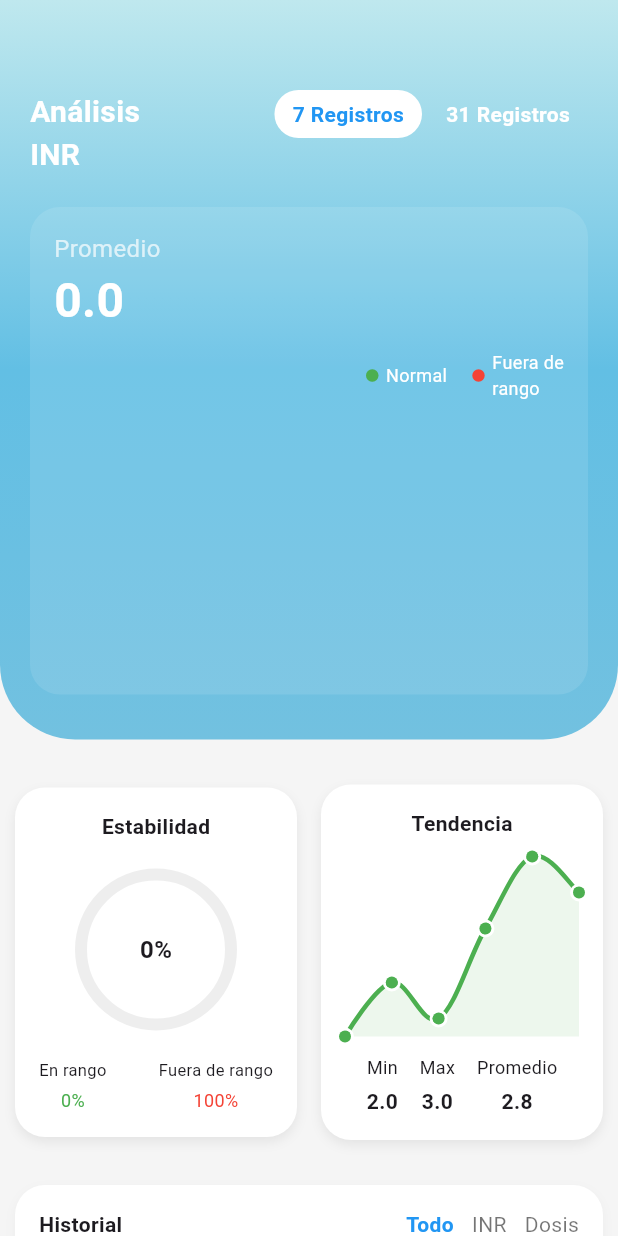
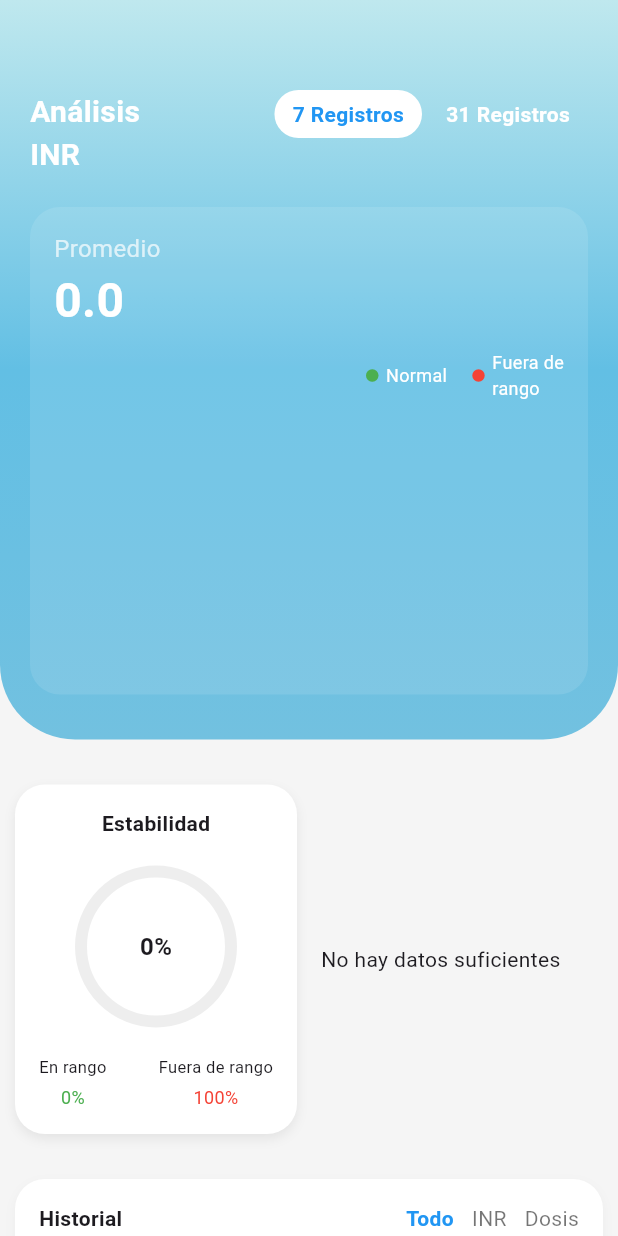
Before and after one commit to FabRangel/INRight, a Flutter app: the Page1 screen opened directly, on a phone screen of 412 x 824 dp. Run offline on Flutter 3.47's test engine with Material 3 defaults, Android fonts, the phone set to English and light mode, and no system bars; drawn by our look-alikes of fl_chart; our stand-ins replace animated_notch_bottom_bar, awesome_snackbar_content, cloud_firestore, firebase_auth, firebase_core, flutter_local_notifications and 1 more; accounts and stored records are empty.

Commit message:
Feat: tendencia Card

```diff
--- a/lib/features/home/presentation/pages/page1.dart
+++ b/lib/features/home/presentation/pages/page1.dart
@@ -74,11 +74,17 @@ class _Page1State extends State<Page1> {
     final inrProvider = Provider.of<InrProvider>(context);
     final configProvider = Provider.of<MedicationConfigProvider>(context);
     final inrRange = configProvider.inrRange;
-
     final estabilidad = calcularEstabilidadDesdeDatos(
       inrProvider.inrFiltrado,
       inrRange,
     );
+    final valores =
+        inrProvider.inrFiltrado
+            .map((e) => e['value'])
+            .where((v) => v != null)
+            .map((v) => (v as num).toDouble())
+            .toList();
+
     return Scaffold(
       backgroundColor: const Color(0xFFF5F5F5),
       body: Column(
@@ -331,7 +337,7 @@ class _Page1State extends State<Page1> {
                         child: BuildEstabilidadCard(estabilidad: estabilidad),
                       ),
                       const SizedBox(width: 16),
-                      Expanded(child: buildTendenciaCard()),
+                      Expanded(child: BuildTendenciaCard(valoresInr: valores)),
                     ],
                   ),
                   const SizedBox(height: 30),
--- a/lib/features/home/presentation/widgets/buildTendenciaCard.dart
+++ b/lib/features/home/presentation/widgets/buildTendenciaCard.dart
@@ -2,11 +2,26 @@ import 'package:flutter/material.dart';
 import 'package:inright/features/home/presentation/widgets/tendenciaData.dart';
 import 'package:fl_chart/fl_chart.dart';
 
-class buildTendenciaCard extends StatelessWidget {
-  const buildTendenciaCard({super.key});
+class BuildTendenciaCard extends StatelessWidget {
+  final List<double> valoresInr;
+
+  const BuildTendenciaCard({super.key, required this.valoresInr});
 
   @override
   Widget build(BuildContext context) {
+    if (valoresInr.isEmpty) {
+      return const Text("No hay datos suficientes");
+    }
+
+    final min = valoresInr.reduce((a, b) => a < b ? a : b);
+    final max = valoresInr.reduce((a, b) => a > b ? a : b);
+    final avg = valoresInr.reduce((a, b) => a + b) / valoresInr.length;
+
+    final spots = List.generate(
+      valoresInr.length,
+      (index) => FlSpot(index.toDouble(), valoresInr[index]),
+    );
+
     return Container(
       padding: const EdgeInsets.all(16),
       decoration: BoxDecoration(
@@ -29,7 +44,6 @@ class buildTendenciaCard extends StatelessWidget {
           ),
           const SizedBox(height: 12),
 
-          // Simulación de gráfico
           SizedBox(
             height: 120,
             child: LineChart(
@@ -57,14 +71,7 @@ class buildTendenciaCard extends StatelessWidget {
                       show: true,
                       color: Colors.green.withOpacity(0.1),
                     ),
-                    spots: [
-                      FlSpot(0, 2.0),
-                      FlSpot(1, 2.3),
-                      FlSpot(2, 2.1),
-                      FlSpot(3, 2.6),
-                      FlSpot(4, 3.0),
-                      FlSpot(5, 2.8),
-                    ],
+                    spots: spots,
                   ),
                 ],
               ),
@@ -74,13 +81,12 @@ class buildTendenciaCard extends StatelessWidget {
           const SizedBox(height: 12),
           Row(
             mainAxisAlignment: MainAxisAlignment.spaceEvenly,
-            children: const [
-              TendenciaData(label: 'Min', value: '2.0'),
-              TendenciaData(label: 'Max', value: '3.0'),
-              TendenciaData(label: 'Promedio', value: '2.8'),
+            children: [
+              TendenciaData(label: 'Min', value: min.toStringAsFixed(1)),
+              TendenciaData(label: 'Max', value: max.toStringAsFixed(1)),
+              TendenciaData(label: 'Promedio', value: avg.toStringAsFixed(1)),
             ],
           ),
-
         ],
       ),
     );
```
